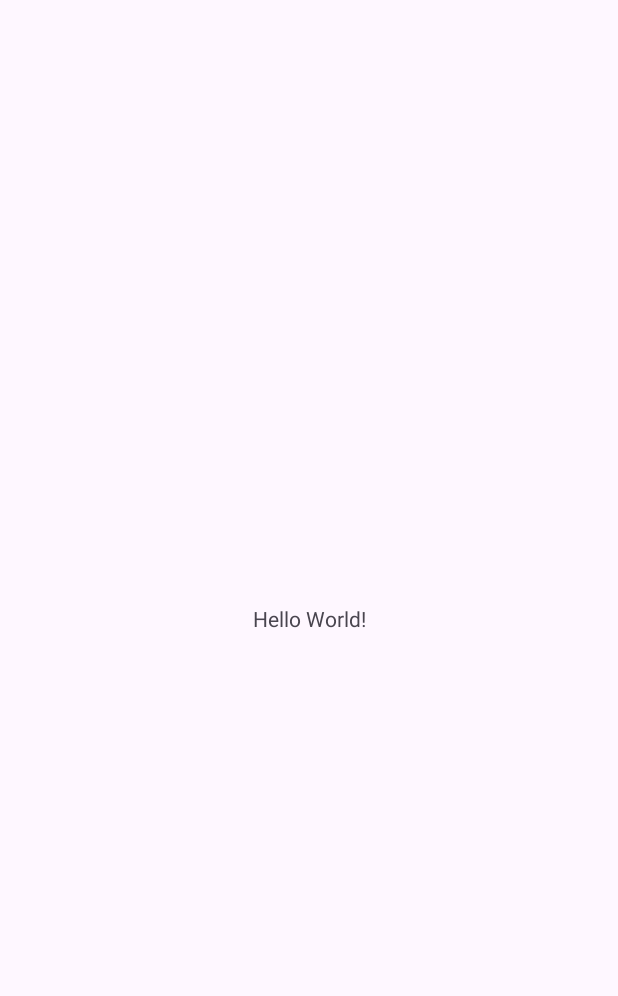
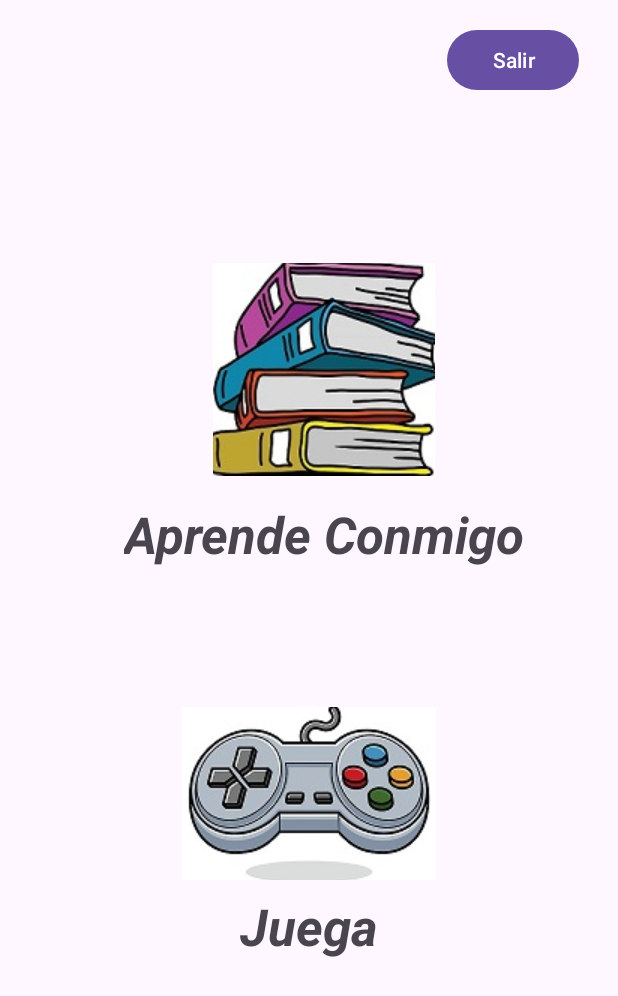
Before and after one commit to julio-far/respaldo, an Android app: the MainActivity screen opened directly, with no data from a screen before it, on a phone screen of 412 x 824 dp. Before the commit the part shown is almost empty. Shown: the top 996 px of the screen. Run offline under Robolectric (Android 15) with nearby library versions, the light colour scheme and no system bars.

Commit message:
Menu de Inicio

```diff
--- a/app/src/main/AndroidManifest.xml
+++ b/app/src/main/AndroidManifest.xml
@@ -1,6 +1,6 @@
 <?xml version="1.0" encoding="utf-8"?>
 <manifest xmlns:android="http://schemas.android.com/apk/res/android"
-    xmlns:tools="http://schemas.android.com/tools" >
+    xmlns:tools="http://schemas.android.com/tools">
 
     <application
         android:allowBackup="true"
@@ -11,24 +11,25 @@
         android:roundIcon="@mipmap/ic_launcher_round"
         android:supportsRtl="true"
         android:theme="@style/Theme.LoginApp"
-        tools:targetApi="31" >
+        tools:targetApi="31">
+        <activity
+            android:name=".DiccionarioActivity"
+            android:exported="false" />
         <activity
             android:name=".LoginActivity"
-            android:exported="true" >
-        <intent-filter>
-            <action android:name="android.intent.action.MAIN" />
+            android:exported="true">
+            <intent-filter>
+                <action android:name="android.intent.action.MAIN" />
 
-            <category android:name="android.intent.category.LAUNCHER" />
-        </intent-filter>
+                <category android:name="android.intent.category.LAUNCHER" />
+            </intent-filter>
         </activity>
         <activity
             android:name=".RegisterActivity"
             android:exported="false" />
         <activity
             android:name=".MainActivity"
-            android:exported="false" >
-
-        </activity>
+            android:exported="false"></activity>
     </application>
 
 </manifest>
--- /dev/null
+++ b/app/src/main/java/com/example/loginapp/DiccionarioActivity.kt
@@ -0,0 +1,11 @@
+package com.example.loginapp
+
+import androidx.appcompat.app.AppCompatActivity
+import android.os.Bundle
+
+class DiccionarioActivity : AppCompatActivity() {
+    override fun onCreate(savedInstanceState: Bundle?) {
+        super.onCreate(savedInstanceState)
+        setContentView(R.layout.activity_diccionario)
+    }
+}
--- a/app/src/main/java/com/example/loginapp/LoginActivity.kt
+++ b/app/src/main/java/com/example/loginapp/LoginActivity.kt
@@ -57,7 +57,7 @@ class LoginActivity : AppCompatActivity() {
         auth.signInWithEmailAndPassword(emailInput , passwordInput)
             .addOnCompleteListener(this) { task ->
                 if (task.isSuccessful) {
-                    // Sign in success, navigate to the MainAxticvity
+                    // nos envia al menu rincipal  MainAxticvity
                     val intent = Intent(this,MainActivity::class.java)
                     startActivity(intent)
                     Toast.makeText(baseContext, "Success.",
@@ -70,8 +70,6 @@ class LoginActivity : AppCompatActivity() {
                         "Authentication failed.",
                         Toast.LENGTH_SHORT,
                     ).show()
-
-
                 }
             }
             .addOnFailureListener{
--- a/app/src/main/java/com/example/loginapp/MainActivity.kt
+++ b/app/src/main/java/com/example/loginapp/MainActivity.kt
@@ -2,10 +2,17 @@ package com.example.loginapp
 
 import androidx.appcompat.app.AppCompatActivity
 import android.os.Bundle
+import android.widget.Button
 
 class MainActivity : AppCompatActivity() {
     override fun onCreate(savedInstanceState: Bundle?) {
         super.onCreate(savedInstanceState)
         setContentView(R.layout.activity_main)
+
+// con este boton sale por completo de la application
+        val salirButton: Button = findViewById(R.id.button_salir)
+        salirButton.setOnClickListener{
+            finishAffinity()
+        }
     }
 }
--- /dev/null
+++ b/app/src/main/res/layout/activity_diccionario.xml
@@ -0,0 +1,9 @@
+<?xml version="1.0" encoding="utf-8"?>
+<androidx.constraintlayout.widget.ConstraintLayout xmlns:android="http://schemas.android.com/apk/res/android"
+    xmlns:app="http://schemas.android.com/apk/res-auto"
+    xmlns:tools="http://schemas.android.com/tools"
+    android:layout_width="match_parent"
+    android:layout_height="match_parent"
+    tools:context=".DiccionarioActivity">
+
+</androidx.constraintlayout.widget.ConstraintLayout>
--- a/app/src/main/res/layout/activity_main.xml
+++ b/app/src/main/res/layout/activity_main.xml
@@ -7,12 +7,65 @@
     tools:context=".MainActivity">
 
     <TextView
+        android:id="@+id/textView3"
         android:layout_width="wrap_content"
         android:layout_height="wrap_content"
-        android:text="Hello World!"
+        android:layout_marginTop="16dp"
+        android:text="Aprende Conmigo"
+        android:textAllCaps="false"
+        android:textSize="34sp"
+        android:textStyle="bold|italic"
+        app:layout_constraintEnd_toEndOf="@+id/imageButton3"
+        app:layout_constraintStart_toStartOf="@+id/imageButton3"
+        app:layout_constraintTop_toBottomOf="@+id/imageButton3" />
+
+    <Button
+        android:id="@+id/button_salir"
+        android:layout_width="wrap_content"
+        android:layout_height="wrap_content"
+        android:layout_marginTop="16dp"
+        android:text="Salir"
+        app:layout_constraintEnd_toEndOf="parent"
+        app:layout_constraintHorizontal_bias="0.919"
+        app:layout_constraintStart_toStartOf="parent"
+        app:layout_constraintTop_toTopOf="parent" />
+
+    <ImageButton
+        android:id="@+id/imageButton6"
+        android:layout_width="169dp"
+        android:layout_height="115dp"
+        android:layout_marginStart="32dp"
+        android:layout_marginEnd="32dp"
         app:layout_constraintBottom_toBottomOf="parent"
         app:layout_constraintEnd_toEndOf="parent"
         app:layout_constraintStart_toStartOf="parent"
-        app:layout_constraintTop_toTopOf="parent" />
+        app:layout_constraintTop_toTopOf="parent"
+        app:layout_constraintVertical_bias="0.665"
+        app:srcCompat="@drawable/cute_cartoon_joystick_free_vector" />
+
+    <ImageButton
+        android:id="@+id/imageButton3"
+        android:layout_width="148dp"
+        android:layout_height="142dp"
+        app:layout_constraintBottom_toTopOf="@+id/imageButton6"
+        app:layout_constraintEnd_toEndOf="parent"
+        app:layout_constraintHorizontal_bias="0.539"
+        app:layout_constraintStart_toStartOf="parent"
+        app:layout_constraintTop_toTopOf="parent"
+        app:layout_constraintVertical_bias="0.533"
+        app:srcCompat="@drawable/books_illustration_cartoon_books_books_vector" />
+
+    <TextView
+        android:id="@+id/textView2"
+        android:layout_width="wrap_content"
+        android:layout_height="wrap_content"
+        android:layout_marginTop="8dp"
+        android:text="Juega"
+        android:textAllCaps="false"
+        android:textSize="34sp"
+        android:textStyle="bold|italic"
+        app:layout_constraintEnd_toEndOf="@+id/imageButton6"
+        app:layout_constraintStart_toStartOf="@+id/imageButton6"
+        app:layout_constraintTop_toBottomOf="@+id/imageButton6" />
 
 </androidx.constraintlayout.widget.ConstraintLayout>
```
Also changed, not shown: app/src/main/res/drawable/books_illustration_cartoon_books_books_vector.jpg (added), app/src/main/res/drawable/cute_cartoon_joystick_free_vector.jpg (added), app/src/main/res/drawable/prueba.jpg (added).
